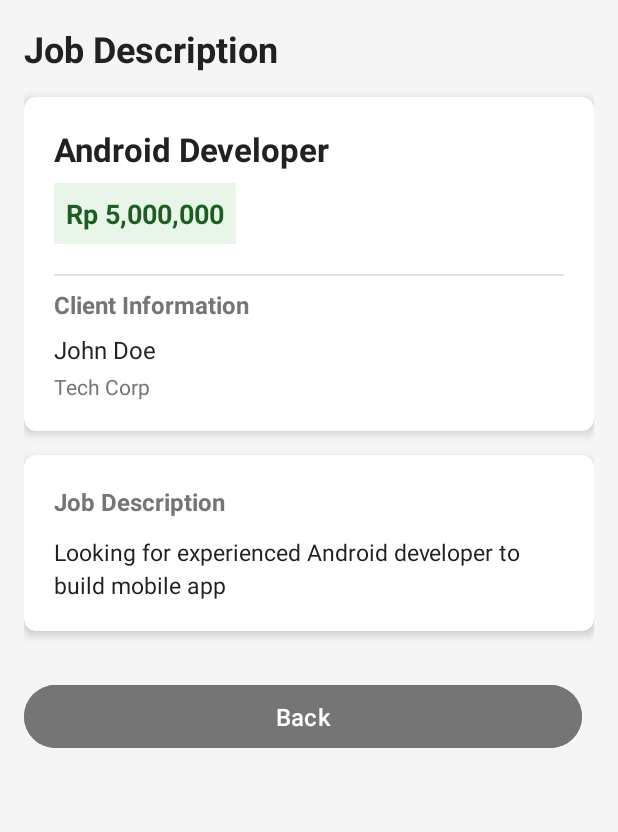
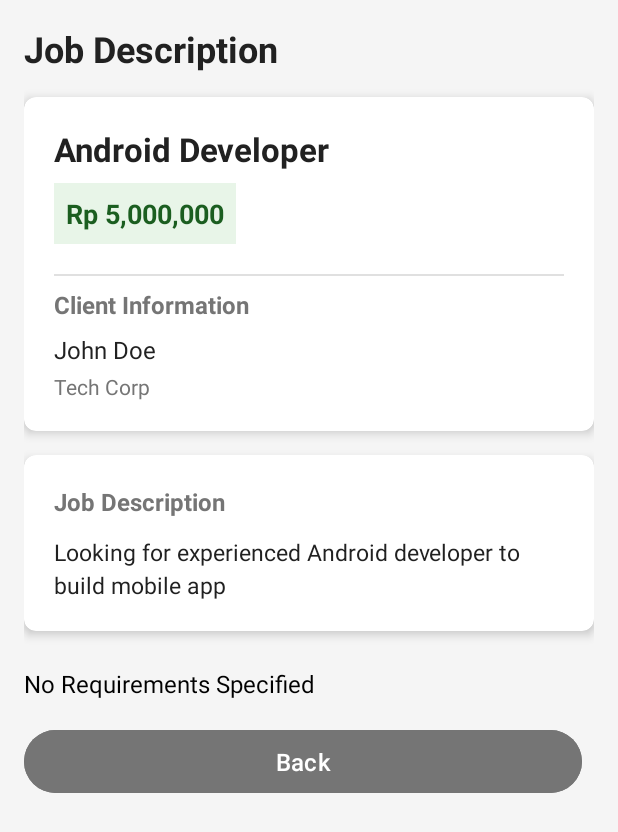
Before and after one commit to hamdanalfarizi/ProjectPAB, an Android app: the HomeFragment screen opened directly, with no data from a screen before it, after a tap on "Android Developer", on a phone screen of 412 x 824 dp. Shown: the top 832 px of the screen. Run offline under Robolectric (Android 15) with nearby library versions, the phone set to English and light mode, and no system bars; our stand-ins replace navigation-ui.

Commit message:
update fitur requirements

```diff
--- a/app/src/main/java/com/example/projectpab/JobDetailActivity.java
+++ b/app/src/main/java/com/example/projectpab/JobDetailActivity.java
@@ -16,7 +16,7 @@ import androidx.appcompat.app.AppCompatActivity;
 
 public class JobDetailActivity extends AppCompatActivity {
 
-    private TextView tvJobTitle, tvJobDescription, tvBudget, tvClientName, tvCompany;
+    private TextView tvJobTitle, tvJobDescription, tvBudget, tvClientName, tvCompany, tvRequirements;
     private Button btnBack, btnApply;
 
     private DatabaseHelper dbHelper;
@@ -25,6 +25,7 @@ public class JobDetailActivity extends AppCompatActivity {
     private int jobId;
     private String jobTitle;
     private String jobDescription;
+    private String jobRequirements;
     private int jobBudget;
     private String clientName;
     private String company;
@@ -64,6 +65,7 @@ public class JobDetailActivity extends AppCompatActivity {
     private void initViews() {
         tvJobTitle = findViewById(R.id.tvJobTitle);
         tvJobDescription = findViewById(R.id.tvJobDescription);
+        tvRequirements = findViewById(R.id.tvRequirements);
         tvBudget = findViewById(R.id.tvBudget);
         tvClientName = findViewById(R.id.tvClientName);
         tvCompany = findViewById(R.id.tvCompany);
@@ -94,12 +96,13 @@ public class JobDetailActivity extends AppCompatActivity {
         jobId = intent.getIntExtra("job_id", -1);
         jobTitle = intent.getStringExtra("job_title");
         jobDescription = intent.getStringExtra("job_description");
+        jobRequirements = intent.getStringExtra("job_requirements"); // Tambah ini
         jobBudget = intent.getIntExtra("job_budget", 0);
         clientName = intent.getStringExtra("client_name");
         company = intent.getStringExtra("company");
         clientId = intent.getIntExtra("client_id", -1);
 
-        // If data not passed through intent, try to get from database
+        // Jika data tidak ada di intent, ambil dari database
         if (jobId != -1 && (jobTitle == null || jobTitle.isEmpty())) {
             loadJobFromDatabase();
         }
@@ -115,6 +118,7 @@ public class JobDetailActivity extends AppCompatActivity {
                     if (id == jobId) {
                         jobTitle = cursor.getString(cursor.getColumnIndexOrThrow("title"));
                         jobDescription = cursor.getString(cursor.getColumnIndexOrThrow("description"));
+                        jobRequirements = cursor.getString(cursor.getColumnIndexOrThrow("requirements")); // Tambah ini
                         jobBudget = cursor.getInt(cursor.getColumnIndexOrThrow("budget"));
                         clientId = cursor.getInt(cursor.getColumnIndexOrThrow("client_id"));
 
@@ -166,6 +170,11 @@ public class JobDetailActivity extends AppCompatActivity {
 
         if (tvJobDescription != null) {
             tvJobDescription.setText(jobDescription != null ? jobDescription : "No Description");
+        }
+
+        if (tvRequirements != null) {
+            tvRequirements.setText(jobRequirements != null ?
+                    "Requirements:\n" + jobRequirements : "No Requirements Specified");
         }
 
         if (tvBudget != null) {
--- a/app/src/main/java/com/example/projectpab/ui/home/HomeFragment.java
+++ b/app/src/main/java/com/example/projectpab/ui/home/HomeFragment.java
@@ -161,6 +161,7 @@ public class HomeFragment extends Fragment {
                     job.id = cursor.getInt(cursor.getColumnIndexOrThrow("id"));
                     job.title = cursor.getString(cursor.getColumnIndexOrThrow("title"));
                     job.description = cursor.getString(cursor.getColumnIndexOrThrow("description"));
+                    job.requirements = cursor.getString(cursor.getColumnIndexOrThrow("requirements"));
                     job.budget = cursor.getInt(cursor.getColumnIndexOrThrow("budget"));
                     job.status = status;
                     job.createdAt = cursor.getString(cursor.getColumnIndexOrThrow("created_at"));
@@ -269,6 +270,7 @@ public class HomeFragment extends Fragment {
             intent.putExtra("job_id", job.id);
             intent.putExtra("job_title", job.title);
             intent.putExtra("job_description", job.description);
+            intent.putExtra("job_requirements", job.requirements);
             intent.putExtra("job_budget", job.budget);
             intent.putExtra("client_name", job.clientName);
             intent.putExtra("company", job.company);
@@ -301,6 +303,7 @@ public class HomeFragment extends Fragment {
         public int id;
         public String title;
         public String description;
+        public String requirements;
         public int budget;
         public String clientName;
         public String company;
--- a/app/src/main/res/layout/activity_job_detail.xml
+++ b/app/src/main/res/layout/activity_job_detail.xml
@@ -129,6 +129,14 @@
 
         </androidx.cardview.widget.CardView>
 
+        <TextView
+            android:id="@+id/tvRequirements"
+            android:layout_width="match_parent"
+            android:layout_height="wrap_content"
+            android:layout_marginTop="8dp"
+            android:textSize="16sp"
+            android:textColor="@android:color/black"/>
+
         <!-- Action Buttons -->
         <LinearLayout
             android:layout_width="match_parent"
```
